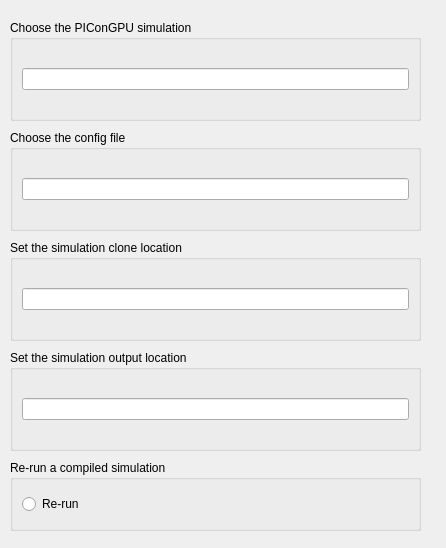
The window that src/Interface/Modules/ParticleInCell/PIConGPUDialog.ui (SCIInstitute/SCIRun) describes before a commit, drawn with Qt 5.
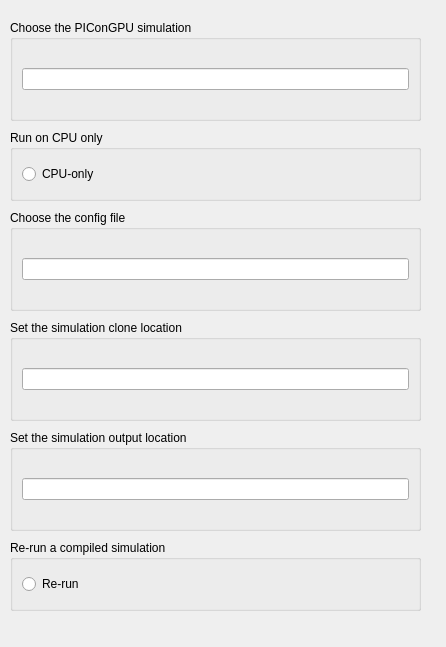
The same window after the commit.

Commit message: add initial provision for UI entry for CPU only

What changed in the file:
```diff
--- a/src/Interface/Modules/ParticleInCell/PIConGPUDialog.ui
+++ b/src/Interface/Modules/ParticleInCell/PIConGPUDialog.ui
@@ -7,7 +7,7 @@
     <x>0</x>
     <y>0</y>
     <width>446</width>
-    <height>548</height>
+    <height>647</height>
    </rect>
   </property>
   <property name="sizePolicy">
@@ -19,7 +19,7 @@
   <property name="minimumSize">
    <size>
     <width>446</width>
-    <height>548</height>
+    <height>647</height>
    </size>
   </property>
   <property name="windowTitle">
@@ -47,7 +47,7 @@
    <property name="geometry">
     <rect>
      <x>10</x>
-     <y>130</y>
+     <y>210</y>
      <width>411</width>
      <height>101</height>
     </rect>
@@ -65,7 +65,7 @@
    <property name="geometry">
     <rect>
      <x>10</x>
-     <y>240</y>
+     <y>320</y>
      <width>411</width>
      <height>101</height>
     </rect>
@@ -83,7 +83,7 @@
    <property name="geometry">
     <rect>
      <x>10</x>
-     <y>350</y>
+     <y>430</y>
      <width>411</width>
      <height>101</height>
     </rect>
@@ -101,7 +101,7 @@
    <property name="geometry">
     <rect>
      <x>10</x>
-     <y>460</y>
+     <y>540</y>
      <width>411</width>
      <height>71</height>
     </rect>
@@ -119,6 +119,28 @@
     </item>
    </layout>
   </widget>
+  <widget class="QGroupBox" name="groupBox_9">
+   <property name="geometry">
+    <rect>
+     <x>10</x>
+     <y>130</y>
+     <width>411</width>
+     <height>71</height>
+    </rect>
+   </property>
+   <property name="title">
+    <string>Run on CPU only</string>
+   </property>
+   <layout class="QVBoxLayout" name="verticalLayout_7">
+    <item>
+     <widget class="QRadioButton" name="CPUonly_">
+      <property name="text">
+       <string>CPU-only</string>
+      </property>
+     </widget>
+    </item>
+   </layout>
+  </widget>
  </widget>
  <resources/>
  <connections/>
```
The commit also changes 7 other files.
